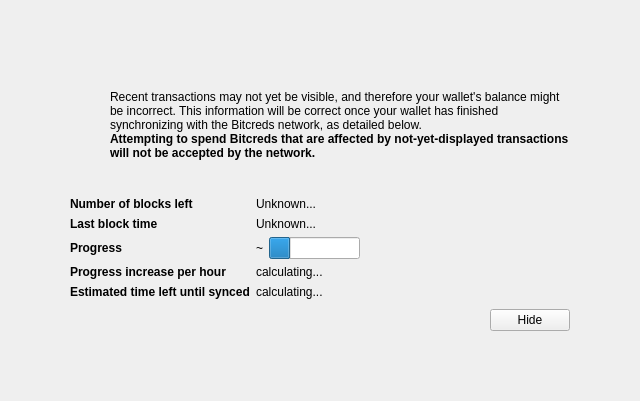
Old version of the form src/qt/forms/modaloverlay.ui in the repository eskal/Alterdot.
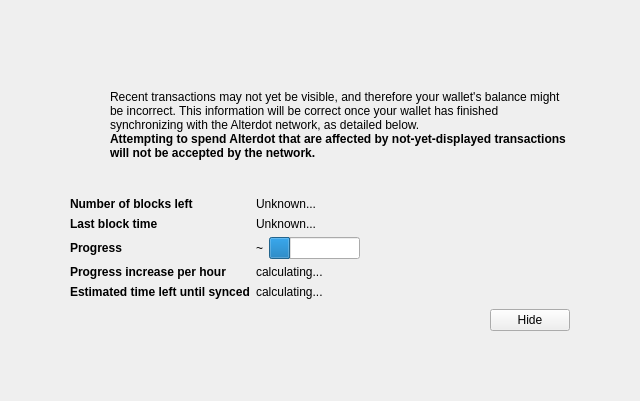
New version of the form. Icons and pictures are not drawn. Custom widgets are drawn as their Qt base class.

Commit message: changed name from Bitcreds to Alterdot

The edit to the form file:
```diff
--- a/src/qt/forms/modaloverlay.ui
+++ b/src/qt/forms/modaloverlay.ui
@@ -128,7 +128,7 @@
              <item>
               <widget class="QLabel" name="infoText">
                <property name="text">
-                <string>Recent transactions may not yet be visible, and therefore your wallet's balance might be incorrect. This information will be correct once your wallet has finished synchronizing with the Bitcreds network, as detailed below.</string>
+                <string>Recent transactions may not yet be visible, and therefore your wallet's balance might be incorrect. This information will be correct once your wallet has finished synchronizing with the Alterdot network, as detailed below.</string>
                </property>
                <property name="textFormat">
                 <enum>Qt::RichText</enum>
@@ -147,7 +147,7 @@
                 </font>
                </property>
                <property name="text">
-                <string>Attempting to spend Bitcreds that are affected by not-yet-displayed transactions will not be accepted by the network.</string>
+                <string>Attempting to spend Alterdot that are affected by not-yet-displayed transactions will not be accepted by the network.</string>
                </property>
                <property name="textFormat">
                 <enum>Qt::RichText</enum>
```
The commit also changes 416 other files.
